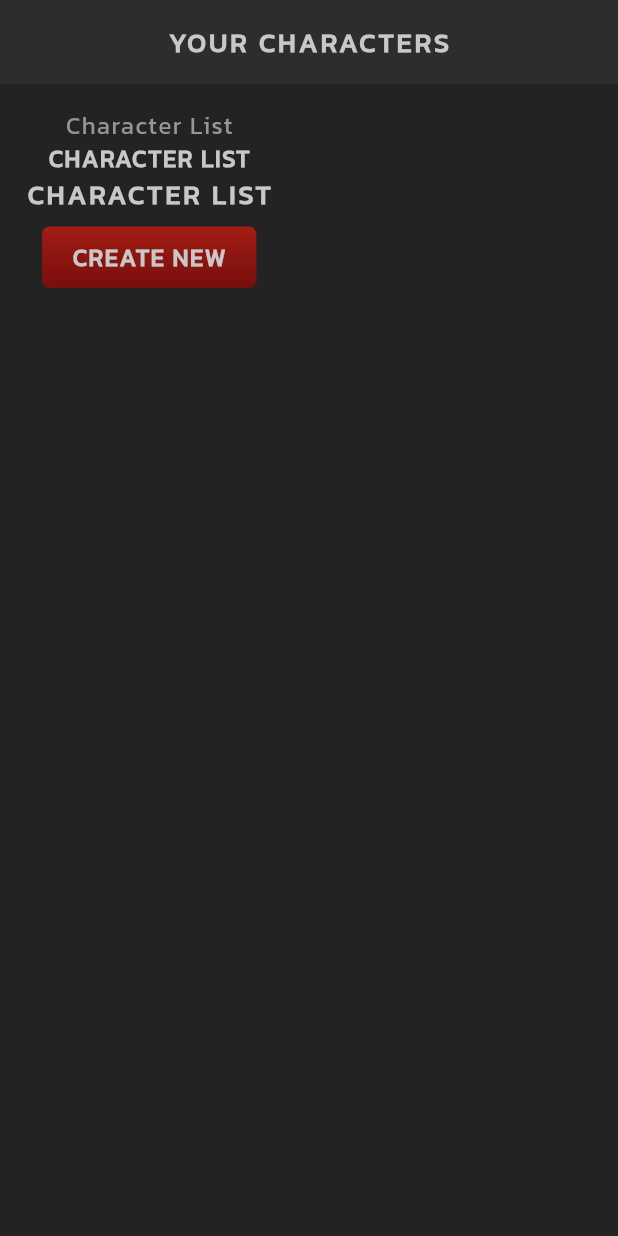
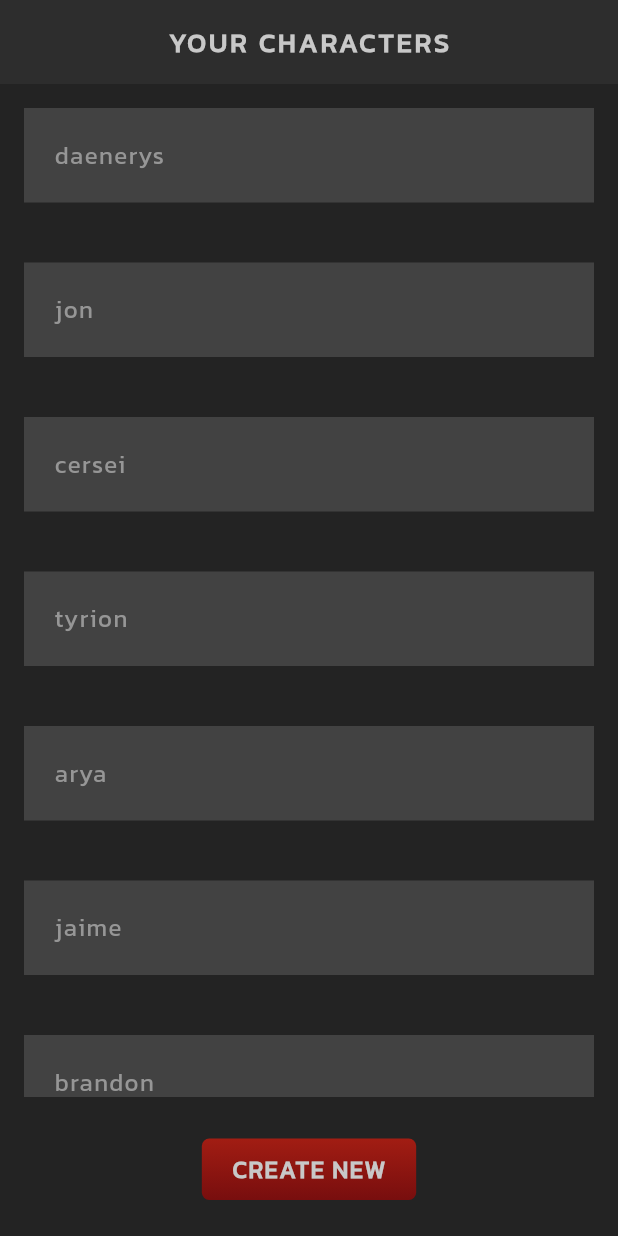
Before and after one commit to smsanagustin/flutter-rpg, a Flutter app: the screen it shows after launch, on a phone screen of 412 x 824 dp. Run offline on Flutter 3.47's test engine with Material 3 defaults, Android fonts, the phone set to English and light mode, and no system bars.

Commit message:
Add characters

```diff
--- a/lib/screens/home/home.dart
+++ b/lib/screens/home/home.dart
@@ -11,6 +11,16 @@ class Home extends StatefulWidget {
 }
 
 class _HomeState extends State<Home> {
+  List characters = [
+    'daenerys',
+    'jon',
+    'cersei',
+    'tyrion',
+    'arya',
+    'jaime',
+    'brandon'
+  ];
+
   @override
   Widget build(BuildContext context) {
     return Scaffold(
@@ -24,14 +34,26 @@ class _HomeState extends State<Home> {
           padding: const EdgeInsets.all(16),
           child:
               Column(crossAxisAlignment: CrossAxisAlignment.center, children: [
-            const StyledText("Character List"),
-            const StyledHeading("Character List"),
-            const StyledTitle("Character List"),
-            StyledButton(
-                onPressed: () {},
-                child: const StyledHeading(
-                  "CREATE NEW",
-                ))
+            Expanded(
+              child: ListView.builder(
+                itemCount: characters.length,
+                itemBuilder: (_, index) {
+                  return Container(
+                      color: Colors.grey[800],
+                      padding: const EdgeInsets.all(20),
+                      margin: const EdgeInsets.only(bottom: 40),
+                      child: Text(characters[index]));
+                },
+              ),
+            ),
+            Container(
+              margin: const EdgeInsets.only(top: 20),
+              child: StyledButton(
+                  onPressed: () {},
+                  child: const StyledHeading(
+                    "CREATE NEW",
+                  )),
+            )
           ]),
         ));
   }
```
